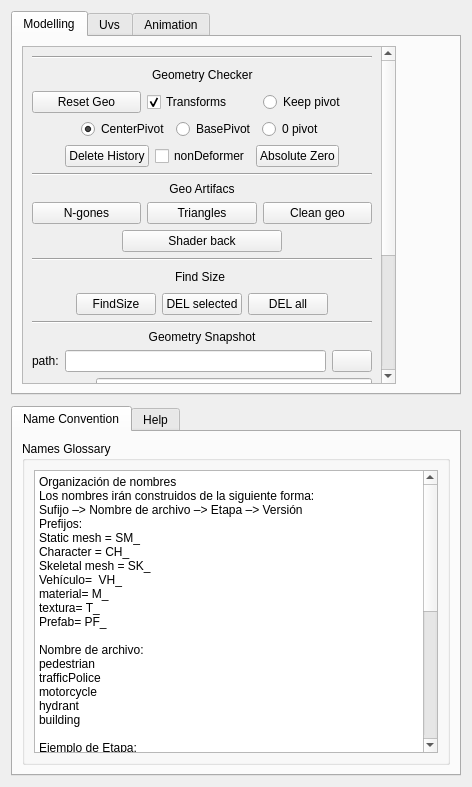
pablodiazburgos/pdb_rigLib, file toolbox/ui/main_ui.ui: the form before one commit.
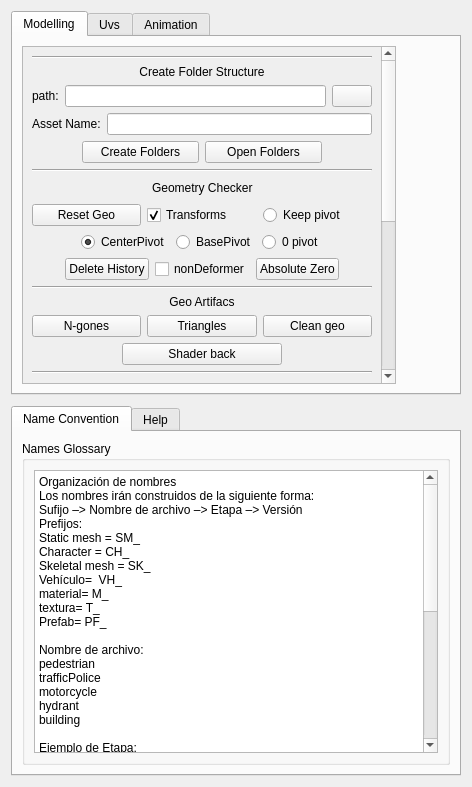
The form after the commit.

Commit message: model folder structure created for DHS toolbox

Patch:
```diff
--- a/toolbox/ui/main_ui.ui
+++ b/toolbox/ui/main_ui.ui
@@ -66,9 +66,9 @@
           <property name="geometry">
            <rect>
             <x>0</x>
-            <y>-278</y>
+            <y>0</y>
             <width>399</width>
-            <height>658</height>
+            <height>796</height>
            </rect>
           </property>
           <layout class="QVBoxLayout" name="verticalLayout_8">
@@ -79,6 +79,112 @@
              </property>
             </widget>
            </item>
+           <item>
+            <widget class="QLabel" name="label_21">
+             <property name="text">
+              <string>Create Folder Structure</string>
+             </property>
+             <property name="alignment">
+              <set>Qt::AlignCenter</set>
+             </property>
+            </widget>
+           </item>
+           <item>
+            <layout class="QHBoxLayout" name="pathHLayout_5">
+             <item>
+              <layout class="QFormLayout" name="formLayout_8">
+               <item row="0" column="0">
+                <widget class="QLabel" name="label_22">
+                 <property name="text">
+                  <string>path:</string>
+                 </property>
+                </widget>
+               </item>
+               <item row="0" column="1">
+                <widget class="QLineEdit" name="createModelFoldersPath_lne"/>
+               </item>
+              </layout>
+             </item>
+             <item>
+              <widget class="QPushButton" name="getModelFoldersPath_btn">
+               <property name="text">
+                <string/>
+               </property>
+              </widget>
+             </item>
+            </layout>
+           </item>
+           <item>
+            <layout class="QFormLayout" name="formLayout_9">
+             <item row="0" column="0">
+              <widget class="QLabel" name="label_23">
+               <property name="text">
+                <string>Asset Name:</string>
+               </property>
+              </widget>
+             </item>
+             <item row="0" column="1">
+              <widget class="QLineEdit" name="createModelFoldersAssetName_lne"/>
+             </item>
+            </layout>
+           </item>
+           <item>
+            <layout class="QHBoxLayout" name="horizontalLayout_22">
+             <item>
+              <spacer name="horizontalSpacer_30">
+               <property name="orientation">
+                <enum>Qt::Horizontal</enum>
+               </property>
+               <property name="sizeType">
+                <enum>QSizePolicy::Fixed</enum>
+               </property>
+               <property name="sizeHint" stdset="0">
+                <size>
+                 <width>50</width>
+                 <height>20</height>
+                </size>
+               </property>
+              </spacer>
+             </item>
+             <item>
+              <widget class="QPushButton" name="createModelFolders_btn">
+               <property name="text">
+                <string>Create Folders</string>
+               </property>
+              </widget>
+             </item>
+             <item>
+              <widget class="QPushButton" name="openModelFolders_btn">
+               <property name="text">
+                <string>Open Folders</string>
+               </property>
+              </widget>
+             </item>
+             <item>
+              <spacer name="horizontalSpacer_31">
+               <property name="orientation">
+                <enum>Qt::Horizontal</enum>
+               </property>
+               <property name="sizeType">
+                <enum>QSizePolicy::Fixed</enum>
+               </property>
+               <property name="sizeHint" stdset="0">
+                <size>
+                 <width>50</width>
+                 <height>20</height>
+                </size>
+               </property>
+              </spacer>
+             </item>
+            </layout>
+           </item>
+           <item>
+            <widget class="Line" name="line_9">
+             <property name="orientation">
+              <enum>Qt::Horizontal</enum>
+             </property>
+            </widget>
+           </item>
            <item>
             <layout class="QHBoxLayout" name="horizontalLayout_12">
              <item>
```
The commit also changes 6 other files.
